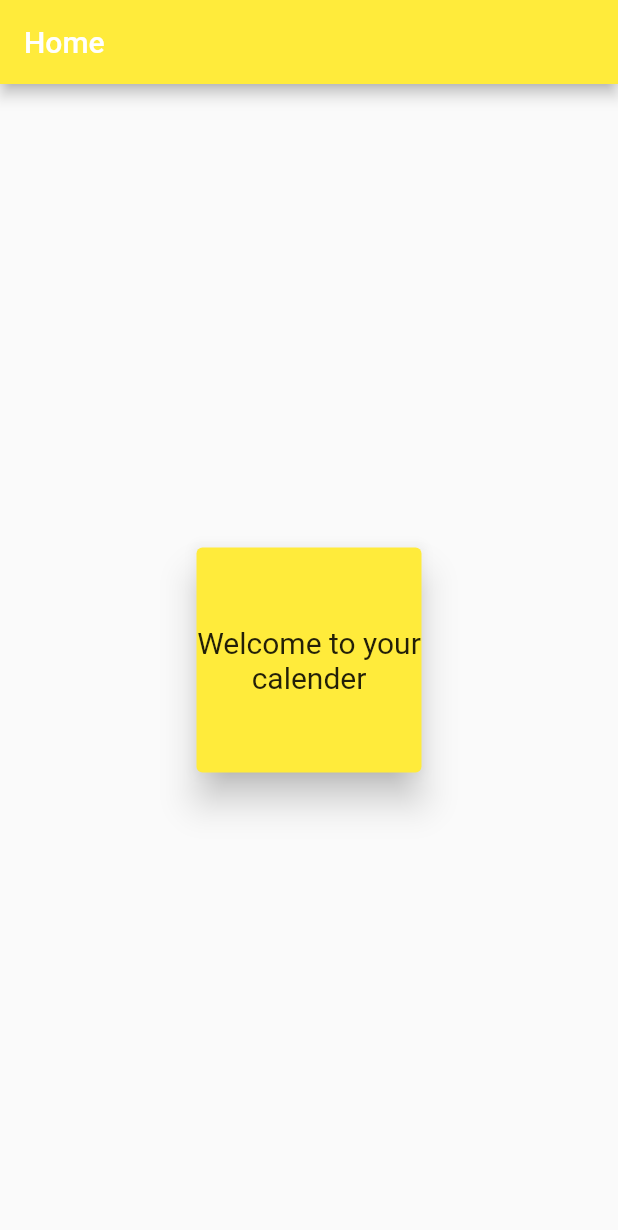
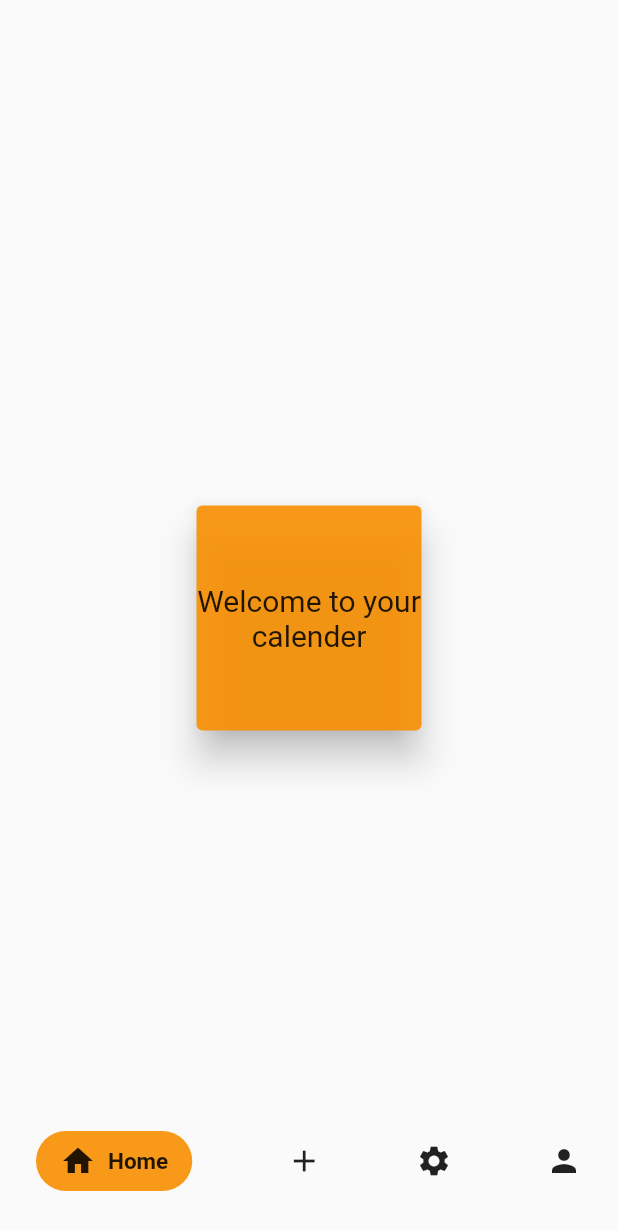
Before and after one commit to Shahad-Reem/collage_app, a Flutter app: the screen it shows after launch, on a phone screen of 412 x 824 dp. Shown: the top 1230 px of the screen. Run offline on Flutter 3.47's test engine with Material 2 defaults, Android fonts, the phone set to English and light mode, and no system bars; our stand-ins replace convex_bottom_bar.

Commit message:
Naviation bar added, some file empty added

```diff
--- a/lib/constants/color.dart
+++ b/lib/constants/color.dart
@@ -0,0 +1,5 @@
+import 'package:flutter/material.dart';
+
+class CustomColors {
+  static const PrimaryColor = Color(0xe6f88f01);
+}
--- a/lib/main.dart
+++ b/lib/main.dart
@@ -1,3 +1,7 @@
+import 'package:collage_app/views/home_Screen.dart';
+import 'package:collage_app/views/login_screen.dart';
+import 'package:collage_app/views/signUp.dart';
+import 'package:collage_app/widgets/bottomNavBar.dart';
 import 'package:flutter/material.dart';
 import 'package:collage_app/views/spalsh_screen.dart';
 
@@ -7,6 +11,13 @@ class MyApp extends StatelessWidget {
   @override
   Widget build(BuildContext context) {
     return MaterialApp(
+        initialRoute: "/",
+        routes: {
+          "/login": (BuildContext context) => LoginScreen(),
+          "/home": (BuildContext context) => HomeScreen(),
+          "/signUp": (BuildContext context) => SignUp(),
+          "/navBar": (_) => NavBar(),
+        },
         theme: ThemeData(
           primarySwatch: Colors.blue,
         ),
--- /dev/null
+++ b/lib/views/add_Screen.dart
@@ -0,0 +1,15 @@
+import 'package:flutter/material.dart';
+
+class AddScreen extends StatefulWidget {
+  @override
+  _AddScreenState createState() => _AddScreenState();
+}
+
+class _AddScreenState extends State<AddScreen> {
+  @override
+  Widget build(BuildContext context) {
+    return Container(
+      color: Colors.blue,
+    );
+  }
+}
--- a/lib/views/home_Screen.dart
+++ b/lib/views/home_Screen.dart
@@ -1,16 +1,13 @@
+import 'package:collage_app/constants/color.dart';
 import 'package:flutter/material.dart';
 
 class HomeScreen extends StatelessWidget {
   @override
   Widget build(BuildContext context) {
     return Scaffold(
-        appBar: AppBar(
-          title: Text('Home'),
-          backgroundColor: Colors.yellow,
-        ),
         body: Center(
       child: Card(
-            color: Colors.yellow,
+        color: CustomColors.PrimaryColor,
         elevation: 10.0,
         child: Container(
             height: 150.0,
--- /dev/null
+++ b/lib/views/profile_screen.dart
@@ -0,0 +1,15 @@
+import 'package:flutter/material.dart';
+
+class ProfileScreen extends StatefulWidget {
+  @override
+  _ProfileScreenState createState() => _ProfileScreenState();
+}
+
+class _ProfileScreenState extends State<ProfileScreen> {
+  @override
+  Widget build(BuildContext context) {
+    return Container(
+      color: Colors.red,
+    );
+  }
+}
--- /dev/null
+++ b/lib/views/settings_screen.dart
@@ -0,0 +1,15 @@
+import 'package:flutter/material.dart';
+
+class SettingsScreen extends StatefulWidget {
+  @override
+  _SettingsScreenState createState() => _SettingsScreenState();
+}
+
+class _SettingsScreenState extends State<SettingsScreen> {
+  @override
+  Widget build(BuildContext context) {
+    return Container(
+      color: Colors.black,
+    );
+  }
+}
--- /dev/null
+++ b/lib/views/signUp.dart
@@ -0,0 +1,13 @@
+import 'package:flutter/material.dart';
+
+class SignUp extends StatefulWidget {
+  @override
+  _SignUpState createState() => _SignUpState();
+}
+
+class _SignUpState extends State<SignUp> {
+  @override
+  Widget build(BuildContext context) {
+    return Container();
+  }
+}
--- a/lib/views/spalsh_screen.dart
+++ b/lib/views/spalsh_screen.dart
@@ -1,3 +1,4 @@
+import 'package:collage_app/widgets/bottomNavBar.dart';
 import 'package:flutter/material.dart';
 import 'dart:async';
 import 'package:collage_app/views/home_Screen.dart';
@@ -31,7 +32,7 @@ class _SplashScreenState extends State<SplashScreen> {
 
   void _navigateToHome() {
     Navigator.of(context).pushReplacement(
-        MaterialPageRoute(builder: (BuildContext context) => HomeScreen()));
+        MaterialPageRoute(builder: (BuildContext context) => NavBar()));
   }
 
   void _navigateToLogin() {
@@ -45,7 +46,7 @@ class _SplashScreenState extends State<SplashScreen> {
       body: Container(
         child: Column(
             mainAxisAlignment: MainAxisAlignment.center,
-            children: [Image.asset('assets/images/calender-cuate.png')]),
+            children: [Image.asset('assets/images/Calendar-cuate.png')]),
       ),
     );
   }
--- /dev/null
+++ b/lib/widgets/bottomNavBar.dart
@@ -0,0 +1,184 @@
+import 'package:collage_app/constants/color.dart';
+import 'package:collage_app/views/add_Screen.dart';
+import 'package:collage_app/views/home_Screen.dart';
+import 'package:collage_app/views/profile_screen.dart';
+import 'package:collage_app/views/settings_screen.dart';
+import 'package:flutter/material.dart';
+import 'package:convex_bottom_bar/convex_bottom_bar.dart';
+
+class NavBar extends StatefulWidget {
+  @override
+  _NavBarState createState() => _NavBarState();
+}
+
+enum BottomIcons {
+  Home,
+  Add,
+  Settings,
+  Person,
+}
+
+class _NavBarState extends State<NavBar> {
+  BottomIcons bottomIcons = BottomIcons.Home;
+  @override
+  Widget build(BuildContext context) {
+    return Scaffold(
+      body: Stack(
+        children: [
+          bottomIcons == BottomIcons.Home
+              ? Container(
+                  child: HomeScreen(),
+                )
+              : Container(),
+          bottomIcons == BottomIcons.Add
+              ? Container(
+                  child: AddScreen(),
+                )
+              : Container(),
+          bottomIcons == BottomIcons.Settings
+              ? Container(
+                  child: SettingsScreen(),
+                )
+              : Container(),
+          bottomIcons == BottomIcons.Person
+              ? Container(
+                  child: ProfileScreen(),
+                )
+              : Container(),
+          Align(
+            alignment: Alignment.bottomLeft,
+            child: Container(
+              padding: EdgeInsets.only(left: 24, right: 24, bottom: 30),
+              child: Row(
+                mainAxisAlignment: MainAxisAlignment.spaceBetween,
+                children: <Widget>[
+                  GestureDetector(
+                    onTap: () {
+                      setState(() {
+                        bottomIcons = BottomIcons.Home;
+                      });
+                    },
+                    child: bottomIcons == BottomIcons.Home
+                        ? Container(
+                            decoration: BoxDecoration(
+                                color: CustomColors.PrimaryColor,
+                                borderRadius: BorderRadius.circular(30)),
+                            padding: EdgeInsets.only(
+                                left: 16, right: 16, top: 8, bottom: 8),
+                            child: Row(
+                              children: <Widget>[
+                                Icon(Icons.home),
+                                SizedBox(
+                                  width: 8,
+                                ),
+                                Text(
+                                  "Home",
+                                  style: TextStyle(
+                                      fontWeight: FontWeight.bold,
+                                      fontSize: 15),
+                                )
+                              ],
+                            ),
+                          )
+                        : Icon(Icons.home),
+                  ),
+                  // >>>>>>>>>>>>>>>>>>>>>>>>>>>>>>>>>>>>>>>>>>>>>>>>>>>>>>>>>>>>>>>>>
+                  GestureDetector(
+                    onTap: () {
+                      setState(() {
+                        bottomIcons = BottomIcons.Add;
+                      });
+                    },
+                    child: bottomIcons == BottomIcons.Add
+                        ? Container(
+                            decoration: BoxDecoration(
+                                color: CustomColors.PrimaryColor,
+                                borderRadius: BorderRadius.circular(30)),
+                            padding: EdgeInsets.only(
+                                left: 16, right: 16, top: 8, bottom: 8),
+                            child: Row(
+                              children: <Widget>[
+                                Icon(Icons.add),
+                                SizedBox(
+                                  width: 8,
+                                ),
+                                Text(
+                                  "Add",
+                                  style: TextStyle(
+                                      fontWeight: FontWeight.bold,
+                                      fontSize: 15),
+                                )
+                              ],
+                            ),
+                          )
+                        : Icon(Icons.add),
+                  ),
+                  GestureDetector(
+                    onTap: () {
+                      setState(() {
+                        bottomIcons = BottomIcons.Settings;
+                      });
+                    },
+                    child: bottomIcons == BottomIcons.Settings
+                        ? Container(
+                            decoration: BoxDecoration(
+                                color: CustomColors.PrimaryColor,
+                                borderRadius: BorderRadius.circular(30)),
+                            padding: EdgeInsets.only(
+                                left: 16, right: 16, top: 8, bottom: 8),
+                            child: Row(
+                              children: <Widget>[
+                                Icon(Icons.settings),
+                                SizedBox(
+                                  width: 8,
+                                ),
+                                Text(
+                                  "Settings",
+                                  style: TextStyle(
+                                      fontWeight: FontWeight.bold,
+                                      fontSize: 15),
+                                )
+                              ],
+                            ),
+                          )
+                        : Icon(Icons.settings),
+                  ),
+                  GestureDetector(
+                    onTap: () {
+                      setState(() {
+                        bottomIcons = BottomIcons.Person;
+                      });
+                    },
+                    child: bottomIcons == BottomIcons.Person
+                        ? Container(
+                            decoration: BoxDecoration(
+                                color: CustomColors.PrimaryColor,
+                                borderRadius: BorderRadius.circular(30)),
+                            padding: EdgeInsets.only(
+                                left: 16, right: 16, top: 8, bottom: 8),
+                            child: Row(
+                              children: <Widget>[
+                                Icon(Icons.person),
+                                SizedBox(
+                                  width: 8,
+                                ),
+                                Text(
+                                  "Profile",
+                                  style: TextStyle(
+                                      fontWeight: FontWeight.bold,
+                                      fontSize: 15),
+                                )
+                              ],
+                            ),
+                          )
+                        : Icon(Icons.person),
+                  ),
+                ],
+              ),
+            ),
+          ),
+        ],
+      ),
+    );
+  }
+}
```
Also changed, not shown: pubspec.yaml (+5 -2 lines), lib/controllers/authentication_controller.dart (added), lib/models/user_model.dart (added), pubspec.lock, 1 other file. Lines whose indentation alone changed are shown as unchanged.
